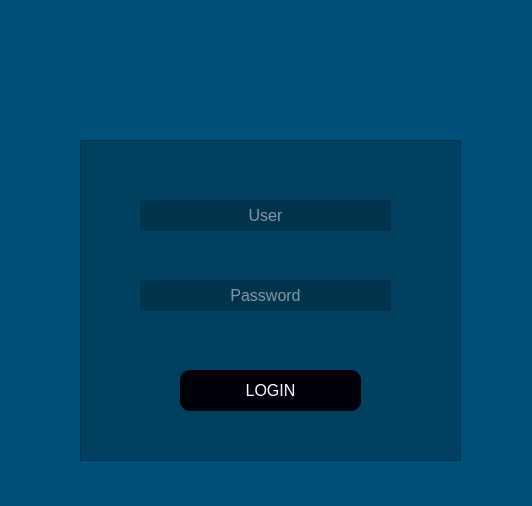
This is login.ui in ManelFer/Sistema as Qt 5 draws it before an edit. The edited form follows.
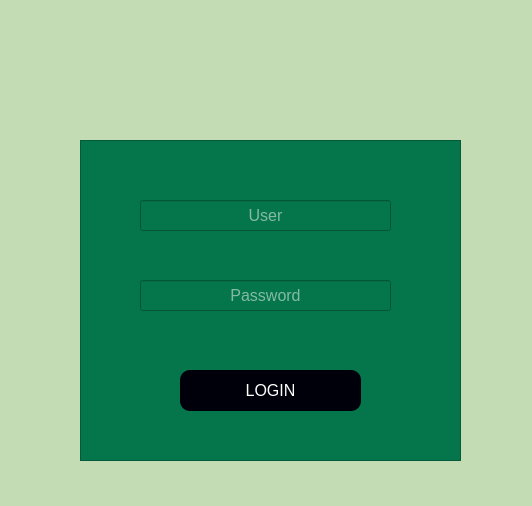
This is the edited form. Icons and pictures are not drawn.

Commit message:
alteração
atualização

```diff
--- a/login.ui
+++ b/login.ui
@@ -14,7 +14,7 @@
    <string>Form</string>
   </property>
   <property name="styleSheet">
-   <string notr="true">background-color: rgb(0, 80, 121);</string>
+   <string notr="true">background-color: #c4dcb4;</string>
   </property>
   <widget class="QLabel" name="label">
    <property name="geometry">
@@ -48,7 +48,7 @@
     </rect>
    </property>
    <property name="styleSheet">
-    <string notr="true">background-color: rgba(0,0,0,0.2)</string>
+    <string notr="true">background-color: #05754b</string>
    </property>
    <property name="frameShape">
     <enum>QFrame::StyledPanel</enum>
@@ -102,6 +102,9 @@
     </property>
    </widget>
    <widget class="QLineEdit" name="txt_password">
+    <property name="enabled">
+     <bool>true</bool>
+    </property>
     <property name="geometry">
      <rect>
       <x>60</x>
```
Left out of the diff: 10 changed lines with no effect on the pictures. The commit also changes 2 other files.
